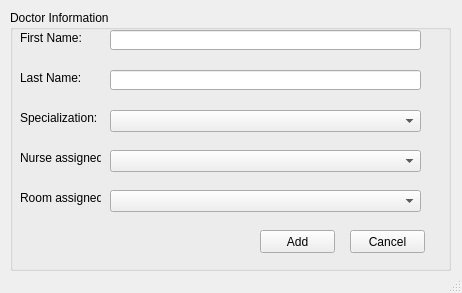
The window that Screens/Admin AddDoctor.ui (RaahimHash/DBMS-Project-UHU-Clinic) describes before a commit, drawn with Qt 5.
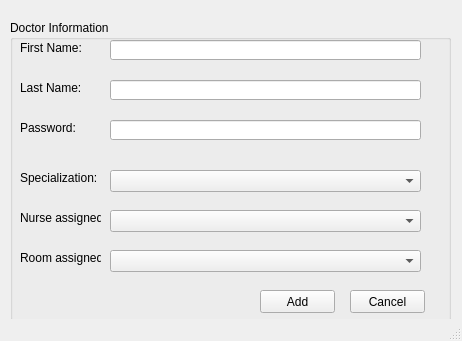
The same window after the commit.

What changed in the file:
```diff
--- a/Screens/Admin AddDoctor.ui
+++ b/Screens/Admin AddDoctor.ui
@@ -10,7 +10,7 @@
     <x>0</x>
     <y>0</y>
     <width>462</width>
-    <height>293</height>
+    <height>341</height>
    </rect>
   </property>
   <property name="windowTitle">
@@ -21,9 +21,9 @@
     <property name="geometry">
      <rect>
       <x>10</x>
-      <y>10</y>
+      <y>20</y>
       <width>441</width>
-      <height>261</height>
+      <height>301</height>
      </rect>
     </property>
     <property name="title">
@@ -72,7 +72,7 @@
      <property name="geometry">
       <rect>
        <x>250</x>
-       <y>220</y>
+       <y>270</y>
        <width>75</width>
        <height>23</height>
       </rect>
@@ -85,7 +85,7 @@
      <property name="geometry">
       <rect>
        <x>340</x>
-       <y>220</y>
+       <y>270</y>
        <width>75</width>
        <height>23</height>
       </rect>
@@ -111,7 +111,7 @@
      <property name="geometry">
       <rect>
        <x>10</x>
-       <y>100</y>
+       <y>150</y>
        <width>81</width>
        <height>16</height>
       </rect>
@@ -124,7 +124,7 @@
      <property name="geometry">
       <rect>
        <x>100</x>
-       <y>100</y>
+       <y>150</y>
        <width>311</width>
        <height>22</height>
       </rect>
@@ -134,7 +134,7 @@
      <property name="geometry">
       <rect>
        <x>100</x>
-       <y>140</y>
+       <y>190</y>
        <width>311</width>
        <height>22</height>
       </rect>
@@ -144,7 +144,7 @@
      <property name="geometry">
       <rect>
        <x>10</x>
-       <y>140</y>
+       <y>190</y>
        <width>81</width>
        <height>16</height>
       </rect>
@@ -157,7 +157,7 @@
      <property name="geometry">
       <rect>
        <x>10</x>
-       <y>180</y>
+       <y>230</y>
        <width>81</width>
        <height>16</height>
       </rect>
@@ -170,12 +170,38 @@
      <property name="geometry">
       <rect>
        <x>100</x>
-       <y>180</y>
+       <y>230</y>
        <width>311</width>
        <height>22</height>
       </rect>
      </property>
     </widget>
+    <widget class="QLineEdit" name="linePassword">
+     <property name="geometry">
+      <rect>
+       <x>100</x>
+       <y>100</y>
+       <width>311</width>
+       <height>20</height>
+      </rect>
+     </property>
+     <property name="readOnly">
+      <bool>false</bool>
+     </property>
+    </widget>
+    <widget class="QLabel" name="label_6">
+     <property name="geometry">
+      <rect>
+       <x>10</x>
+       <y>100</y>
+       <width>81</width>
+       <height>16</height>
+      </rect>
+     </property>
+     <property name="text">
+      <string>Password:</string>
+     </property>
+    </widget>
    </widget>
   </widget>
   <widget class="QStatusBar" name="statusbar"/>
```
